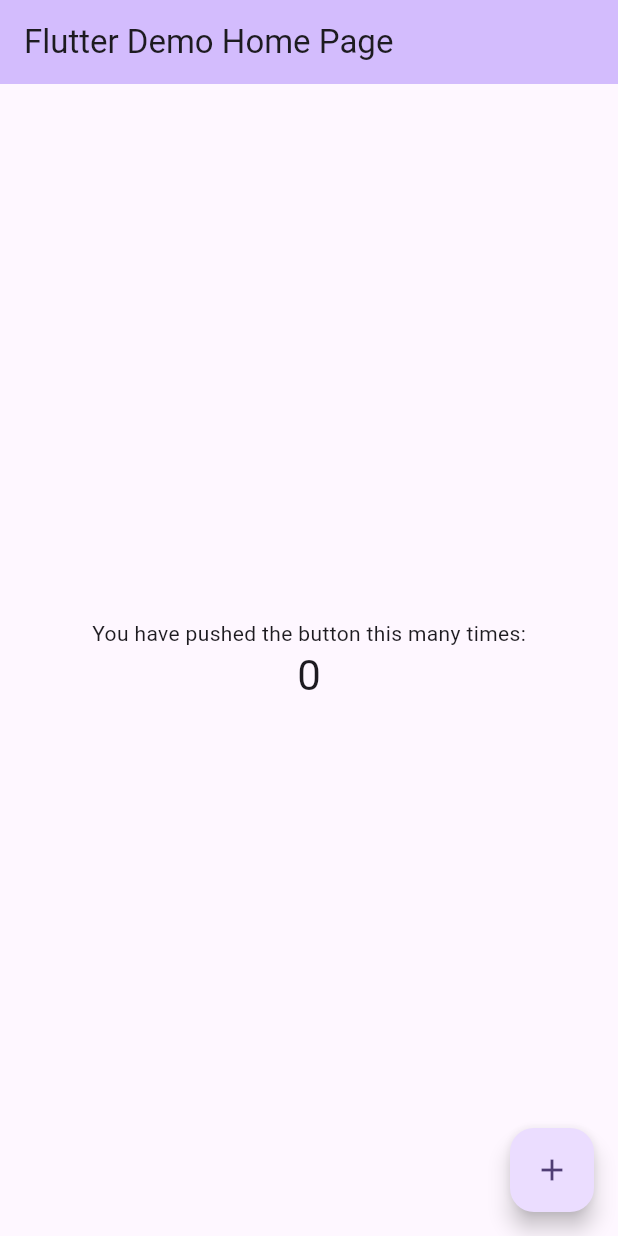
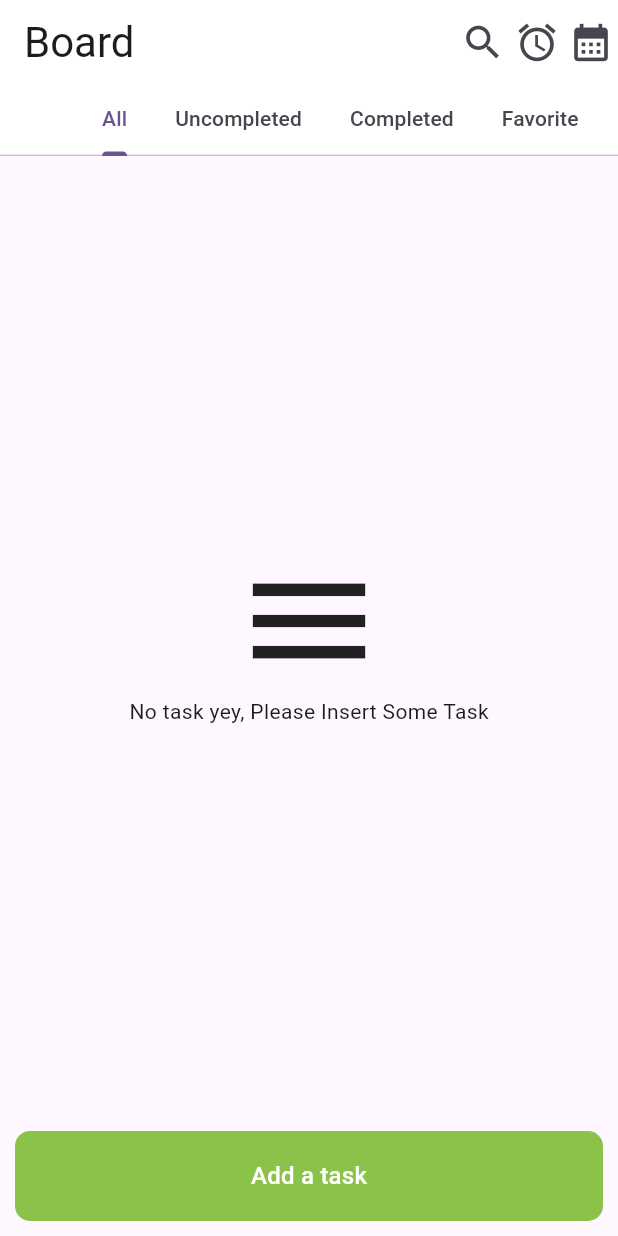
Before and after one commit to nguyennhatminh230801/Learning-Flutter-HIT, a Flutter app: the screen it shows after launch, on a phone screen of 412 x 824 dp. Run offline on Flutter 3.47's test engine with Material 2 defaults, Android fonts, the phone set to English and light mode, and no system bars; our stand-ins replace cached_network_image, equatable, flutter_bloc, get_it, math_expressions.

Commit message:
nop bai kiem tra

```diff
--- a/Exam/lib/main.dart
+++ b/Exam/lib/main.dart
@@ -1,3 +1,4 @@
+import 'package:exam_flutter/routes/routes.dart';
 import 'package:flutter/material.dart';
 
 void main() {
@@ -12,114 +13,12 @@ class MyApp extends StatelessWidget {
   Widget build(BuildContext context) {
     return MaterialApp(
       title: 'Flutter Demo',
+      debugShowCheckedModeBanner: false,
+      onGenerateRoute: RouteGenerator.onGenerateRoute,
       theme: ThemeData(
-        // This is the theme of your application.
-        //
-        // TRY THIS: Try running your application with "flutter run". You'll see
-        // the application has a blue toolbar. Then, without quitting the app,
-        // try changing the seedColor in the colorScheme below to Colors.green
-        // and then invoke "hot reload" (save your changes or press the "hot
-        // reload" button in a Flutter-supported IDE, or press "r" if you used
-        // the command line to start the app).
-        //
-        // Notice that the counter didn't reset back to zero; the application
-        // state is not lost during the reload. To reset the state, use hot
-        // restart instead.
-        //
-        // This works for code too, not just values: Most code changes can be
-        // tested with just a hot reload.
         colorScheme: ColorScheme.fromSeed(seedColor: Colors.deepPurple),
         useMaterial3: true,
       ),
-      home: const MyHomePage(title: 'Flutter Demo Home Page'),
     );
   }
 }
-
-class MyHomePage extends StatefulWidget {
-  const MyHomePage({super.key, required this.title});
-
-  // This widget is the home page of your application. It is stateful, meaning
-  // that it has a State object (defined below) that contains fields that affect
-  // how it looks.
-
-  // This class is the configuration for the state. It holds the values (in this
-  // case the title) provided by the parent (in this case the App widget) and
-  // used by the build method of the State. Fields in a Widget subclass are
-  // always marked "final".
-
-  final String title;
-
-  @override
-  State<MyHomePage> createState() => _MyHomePageState();
-}
-
-class _MyHomePageState extends State<MyHomePage> {
-  int _counter = 0;
-
-  void _incrementCounter() {
-    setState(() {
-      // This call to setState tells the Flutter framework that something has
-      // changed in this State, which causes it to rerun the build method below
-      // so that the display can reflect the updated values. If we changed
-      // _counter without calling setState(), then the build method would not be
-      // called again, and so nothing would appear to happen.
-      _counter++;
-    });
-  }
-
-  @override
-  Widget build(BuildContext context) {
-    // This method is rerun every time setState is called, for instance as done
-    // by the _incrementCounter method above.
-    //
-    // The Flutter framework has been optimized to make rerunning build methods
-    // fast, so that you can just rebuild anything that needs updating rather
-    // than having to individually change instances of widgets.
-    return Scaffold(
-      appBar: AppBar(
-        // TRY THIS: Try changing the color here to a specific color (to
-        // Colors.amber, perhaps?) and trigger a hot reload to see the AppBar
-        // change color while the other colors stay the same.
-        backgroundColor: Theme.of(context).colorScheme.inversePrimary,
-        // Here we take the value from the MyHomePage object that was created by
-        // the App.build method, and use it to set our appbar title.
-        title: Text(widget.title),
-      ),
-      body: Center(
-        // Center is a layout widget. It takes a single child and positions it
-        // in the middle of the parent.
-        child: Column(
-          // Column is also a layout widget. It takes a list of children and
-          // arranges them vertically. By default, it sizes itself to fit its
-          // children horizontally, and tries to be as tall as its parent.
-          //
-          // Column has various properties to control how it sizes itself and
-          // how it positions its children. Here we use mainAxisAlignment to
-          // center the children vertically; the main axis here is the vertical
-          // axis because Columns are vertical (the cross axis would be
-          // horizontal).
-          //
-          // TRY THIS: Invoke "debug painting" (choose the "Toggle Debug Paint"
-          // action in the IDE, or press "p" in the console), to see the
-          // wireframe for each widget.
-          mainAxisAlignment: MainAxisAlignment.center,
-          children: <Widget>[
-            const Text(
-              'You have pushed the button this many times:',
-            ),
-            Text(
-              '$_counter',
-              style: Theme.of(context).textTheme.headlineMedium,
-            ),
-          ],
-        ),
-      ),
-      floatingActionButton: FloatingActionButton(
-        onPressed: _incrementCounter,
-        tooltip: 'Increment',
-        child: const Icon(Icons.add),
-      ), // This trailing comma makes auto-formatting nicer for build methods.
-    );
-  }
-}
--- /dev/null
+++ b/Exam/lib/routes/routes.dart
@@ -0,0 +1,16 @@
+import 'package:exam_flutter/screen/addtask/addtask.dart';
+import 'package:exam_flutter/screen/board/boards.dart';
+import 'package:flutter/material.dart';
+
+class RouteGenerator {
+  static Route<dynamic> onGenerateRoute(RouteSettings settings) {
+    switch(settings.name) {
+      case '/':
+        return MaterialPageRoute(builder: (context) => const BoardsScreen());
+      case '/add_task':
+        return MaterialPageRoute(builder: (context) => const AddTaskScreen());
+      default:
+        return MaterialPageRoute(builder: (context) => const BoardsScreen());
+    }
+  }
+}
--- /dev/null
+++ b/Exam/lib/screen/board/boards.dart
@@ -0,0 +1,131 @@
+import 'package:flutter/material.dart';
+
+class BoardsScreen extends StatefulWidget {
+  const BoardsScreen({Key? key}) : super(key: key);
+
+  @override
+  State<BoardsScreen> createState() => _BoardsScreenState();
+}
+
+class _BoardsScreenState extends State<BoardsScreen>
+    with TickerProviderStateMixin {
+  @override
+  Widget build(BuildContext context) {
+    return DefaultTabController(
+        initialIndex: 0,
+        length: 4,
+        child: Builder(builder: (context) {
+          return Scaffold(
+              appBar: AppBar(
+                backgroundColor: Colors.white,
+                title: Text("Board",
+                    style: Theme.of(context).textTheme.headlineMedium),
+                actions: const [
+                  Padding(
+                    padding: EdgeInsets.all(3.0),
+                    child: Icon(Icons.search, size: 30),
+                  ),
+                  Padding(
+                    padding: EdgeInsets.all(3.0),
+                    child: Icon(Icons.alarm, size: 30),
+                  ),
+                  Padding(
+                    padding: EdgeInsets.all(3.0),
+                    child: Icon(Icons.calendar_month, size: 30),
+                  ),
+                ],
+                bottom: const TabBar(
+                  isScrollable: true,
+                  tabs: <Widget>[
+                    Tab(
+                      child: Text("All"),
+                    ),
+                    Tab(
+                      child: Text("Uncompleted"),
+                    ),
+                    Tab(
+                      child: Text("Completed"),
+                    ),
+                    Tab(
+                      child: Text("Favorite"),
+                    ),
+                  ],
+                ),
+              ),
+              body: Column(
+                children: [
+                  const Expanded(
+                    child: TabBarView(
+                      children: [
+                        Center(
+                          child: Column(
+                            mainAxisAlignment: MainAxisAlignment.center,
+                            crossAxisAlignment: CrossAxisAlignment.center,
+                            children: [
+                              Icon(Icons.menu, size: 100),
+                              Text("No task yey, Please Insert Some Task")
+                            ],
+                          )
+                        ),
+                        Center(
+                            child: Column(
+                              mainAxisAlignment: MainAxisAlignment.center,
+                              crossAxisAlignment: CrossAxisAlignment.center,
+                              children: [
+                                Icon(Icons.menu, size: 100),
+                                Text("No task yey, Please Insert Some Task")
+                              ],
+                            )
+                        ),
+                        Center(
+                            child: Column(
+                              mainAxisAlignment: MainAxisAlignment.center,
+                              crossAxisAlignment: CrossAxisAlignment.center,
+                              children: [
+                                Icon(Icons.menu, size: 100),
+                                Text("No task yey, Please Insert Some Task")
+                              ],
+                            )
+                        ),
+                        Center(
+                            child: Column(
+                              mainAxisAlignment: MainAxisAlignment.center,
+                              crossAxisAlignment: CrossAxisAlignment.center,
+                              children: [
+                                Icon(Icons.menu, size: 100),
+                                Text("No task yey, Please Insert Some Task")
+                              ],
+                            )
+                        ),
+                      ],
+                    ),
+                  ),
+                  InkWell(
+                    onTap: () {
+                      var currentIndex = DefaultTabController.of(context).index;
+                      Navigator.of(context)
+                          .pushNamed('/add_task', arguments: currentIndex);
+                    },
+                    child: Padding(
+                      padding: const EdgeInsets.all(10.0),
+                      child: Container(
+                        width: double.infinity,
+                        height: 60,
+                        decoration: const BoxDecoration(
+                            color: Colors.lightGreen,
+                            borderRadius:
+                                BorderRadius.all(Radius.circular(10))),
+                        child: Center(
+                            child: Text("Add a task",
+                                style: Theme.of(context)
+                                    .textTheme
+                                    .titleMedium
+                                    ?.copyWith(color: Colors.white))),
+                      ),
+                    ),
+                  )
+                ],
+              ));
+        }));
+  }
+}
--- a/Exam/pubspec.yaml
+++ b/Exam/pubspec.yaml
@@ -35,6 +35,8 @@ dependencies:
   # The following adds the Cupertino Icons font to your application.
   # Use with the CupertinoIcons class for iOS style icons.
   cupertino_icons: ^1.0.2
+  flutter_bloc: ^8.1.2
+  equatable: ^2.0.5
 
 dev_dependencies:
   flutter_test:
```
Also changed, not shown: Exam/lib/screen/addtask/addtask.dart (added, +180 -0 lines).
